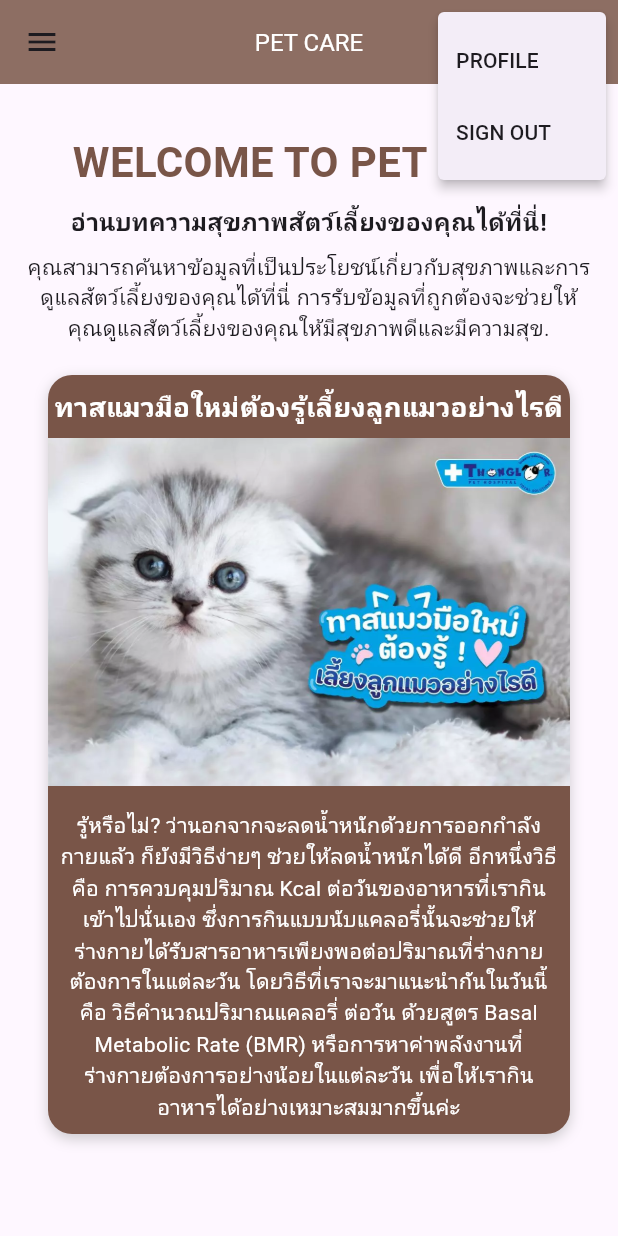
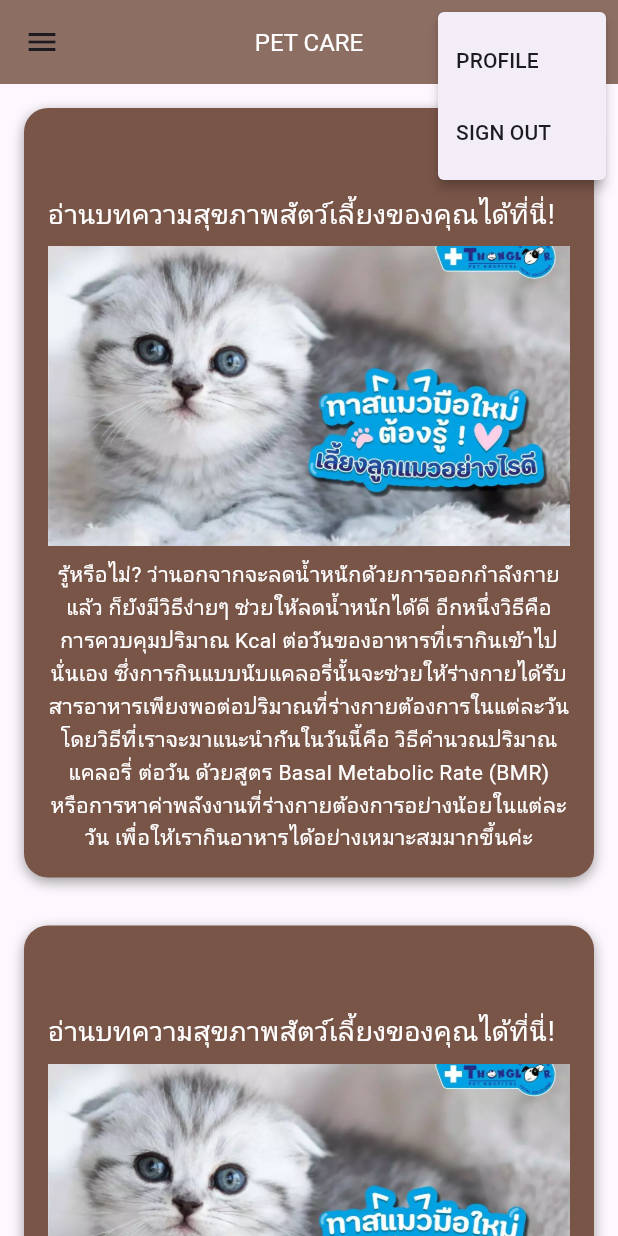
Before and after one commit to dean00sg/PetsCare, a Flutter app: the FeedScreen screen opened by its route, after a tap on the "account circle" icon, on a phone screen of 412 x 824 dp. Run offline on Flutter 3.47's test engine with Material 3 defaults, Android fonts, the light colour scheme and no system bars; our stand-ins replace equatable, flutter_bloc.

Commit message:
update widgit for use bloc, models, style for pet create_pet feed screen

```diff
--- /dev/null
+++ b/frontend/lib/bloc/feed_bloc.dart
@@ -0,0 +1,21 @@
+import 'package:flutter_bloc/flutter_bloc.dart';
+import 'feed_event.dart';
+import 'feed_state.dart';
+
+class FeedBloc extends Bloc<FeedEvent, FeedState> {
+  FeedBloc() : super(FeedInitial()) {
+    on<FetchFeedData>(_onFetchFeedData);
+  }
+
+  void _onFetchFeedData(FetchFeedData event, Emitter<FeedState> emit) async {
+    emit(FeedLoading());
+    try {
+      // เรียกข้อมูลจาก API หรือฐานข้อมูล
+      await Future.delayed(const Duration(seconds: 2)); // สมมุติว่าใช้เวลานานในการดึงข้อมูล
+      List<String> articles = ['บทความ 1', 'บทความ 2', 'บทความ 3']; // สมมุติข้อมูล
+      emit(FeedLoaded(articles));
+    } catch (e) {
+      emit(const FeedError('Failed to load feed.'));
+    }
+  }
+}
--- /dev/null
+++ b/frontend/lib/bloc/feed_event.dart
@@ -0,0 +1,10 @@
+import 'package:equatable/equatable.dart';
+
+abstract class FeedEvent extends Equatable {
+  const FeedEvent();
+
+  @override
+  List<Object> get props => [];
+}
+
+class FetchFeedData extends FeedEvent {}
--- /dev/null
+++ b/frontend/lib/bloc/feed_state.dart
@@ -0,0 +1,30 @@
+import 'package:equatable/equatable.dart';
+
+abstract class FeedState extends Equatable {
+  const FeedState();
+
+  @override
+  List<Object> get props => [];
+}
+
+class FeedInitial extends FeedState {}
+
+class FeedLoading extends FeedState {}
+
+class FeedLoaded extends FeedState {
+  final List<String> articles;
+
+  const FeedLoaded(this.articles);
+
+  @override
+  List<Object> get props => [articles];
+}
+
+class FeedError extends FeedState {
+  final String message;
+
+  const FeedError(this.message);
+
+  @override
+  List<Object> get props => [message];
+}
--- /dev/null
+++ b/frontend/lib/styles/feed_style.dart
@@ -0,0 +1,31 @@
+import 'package:flutter/material.dart';
+
+const TextStyle headerTextStyle = TextStyle(
+  fontSize: 28,
+  fontWeight: FontWeight.bold,
+  color: Colors.brown,
+);
+
+const BoxDecoration containerDecoration = BoxDecoration(
+  color: Colors.brown,
+  borderRadius: BorderRadius.all(Radius.circular(16.0)),
+  boxShadow: [
+    BoxShadow(
+      color: Colors.grey,
+      blurRadius: 7,
+      offset: Offset(0, 3), // ทำให้เกิดเงา
+    ),
+  ],
+);
+
+const TextStyle contentTextStyle = TextStyle(
+  fontSize: 18,
+  color: Colors.white,
+);
+
+const TextStyle subContentTextStyle = TextStyle(
+  fontSize: 14,
+  color: Colors.white,
+  height: 1.5,
+   // ทำให้มีระยะห่างระหว่างบรรทัด
+);
--- a/frontend/lib/widget_screen/feed_screen.dart
+++ b/frontend/lib/widget_screen/feed_screen.dart
@@ -1,14 +1,15 @@
 import 'package:flutter/material.dart';
+import 'package:flutter_bloc/flutter_bloc.dart';
+import 'package:frontend/bloc/feed_bloc.dart';
+import 'package:frontend/bloc/feed_event.dart';
+import 'package:frontend/bloc/feed_state.dart';
+import '../styles/feed_style.dart';
 
 class FeedScreen extends StatelessWidget {
   const FeedScreen({super.key});
 
   @override
   Widget build(BuildContext context) {
-    // ดึงขนาดหน้าจอปัจจุบัน
-    final double screenWidth = MediaQuery.of(context).size.width;
-    final double screenHeight = MediaQuery.of(context).size.height;
-
     return Scaffold(
       appBar: AppBar(
         backgroundColor: Colors.brown[400],
@@ -67,105 +68,64 @@ class FeedScreen extends StatelessWidget {
           ],
         ),
       ),
-      body: SingleChildScrollView(
+      body: BlocProvider(
+        create: (_) => FeedBloc()..add(FetchFeedData()),
+        child: BlocBuilder<FeedBloc, FeedState>(
+          builder: (context, state) {
+            if (state is FeedLoading) {
+              return const Center(child: CircularProgressIndicator());
+            } else if (state is FeedLoaded) {
+              return ListView.builder(
+                itemCount: state.articles.length,
+                itemBuilder: (context, index) {
+                  return Padding(
+                    padding: const EdgeInsets.all(16.0),
+                    child: Container(
+                      decoration: containerDecoration,
                       child: Padding(
                         padding: const EdgeInsets.all(16.0),
                         child: Column(
-            crossAxisAlignment: CrossAxisAlignment.center,
-            children: <Widget>[
-              const SizedBox(height: 16),
-              const Center( // ทำให้ข้อความอยู่ตรงกลาง
-                child: Text(
-                  'WELCOME TO PET CARE',
-                  style: TextStyle(
-                    fontSize: 28,
-                    fontWeight: FontWeight.bold,
-                    color: Colors.brown,
-                  ),
+                          crossAxisAlignment: CrossAxisAlignment.start,
+                          children: [
+                            Text(
+                              state.articles[index],
+                              style: headerTextStyle,
                               textAlign: TextAlign.center,
                             ),
+                            const Text(
+                              'อ่านบทความสุขภาพสัตว์เลี้ยงของคุณได้ที่นี่!',
+                              style: contentTextStyle,
+                              textAlign: TextAlign.center,
                             ),
                             const SizedBox(height: 8),
-              const Center( // ทำให้ข้อความอยู่ตรงกลาง
-                child: Text(
-                  'อ่านบทความสุขภาพสัตว์เลี้ยงของคุณได้ที่นี่!',
-                  style: TextStyle(
-                    fontSize: 16,
-                    fontWeight: FontWeight.bold,
-                  ),
-                  textAlign: TextAlign.center,
-                ),
+                            // แสดงรูปภาพจำลอง
+                            Image.asset(
+                              'lib/images/cat_1.jpg',
+                              fit: BoxFit.cover,
+                              width: double.infinity,
+                              height: 200,
                             ),
                             const SizedBox(height: 8),
-              const Center( // ทำให้ข้อความอยู่ตรงกลาง
-                child: Text(
-                  'คุณสามารถค้นหาข้อมูลที่เป็นประโยชน์เกี่ยวกับสุขภาพและการดูแลสัตว์เลี้ยงของคุณได้ที่นี่ การรับข้อมูลที่ถูกต้องจะช่วยให้คุณดูแลสัตว์เลี้ยงของคุณให้มีสุขภาพดีและมีความสุข.',
-                  style: TextStyle(
-                    fontSize: 14,
-                  ),
+                            const Text(
+                              'รู้หรือไม่? ว่านอกจากจะลดน้ำหนักด้วยการออกกำลังกายแล้ว ก็ยังมีวิธีง่ายๆ ช่วยให้ลดน้ำหนักได้ดี อีกหนึ่งวิธีคือ การควบคุมปริมาณ Kcal ต่อวันของอาหารที่เรากินเข้าไปนั่นเอง ซึ่งการกินแบบนับแคลอรี่นั้นจะช่วยให้ร่างกายได้รับสารอาหารเพียงพอต่อปริมาณที่ร่างกายต้องการในแต่ละวัน โดยวิธีที่เราจะมาแนะนำกันในวันนี้คือ วิธีคำนวณปริมาณแคลอรี่ ต่อวัน ด้วยสูตร Basal Metabolic Rate (BMR) หรือการหาค่าพลังงานที่ร่างกายต้องการอย่างน้อยในแต่ละวัน เพื่อให้เรากินอาหารได้อย่างเหมาะสมมากขึ้นค่ะ',
+                              style: subContentTextStyle,
                               textAlign: TextAlign.center,
-                ),
-              ),
-              const SizedBox(height: 20),
-              Padding(
-                padding: const EdgeInsets.symmetric(horizontal: 16.0), // เพิ่ม Padding ให้ content
-                child: Container(
-                  width: screenWidth * 0.9, // กำหนดความกว้างเป็น 90% ของหน้าจอ
-                  decoration: BoxDecoration(
-                    color: Colors.brown[500],
-                    borderRadius: BorderRadius.circular(16.0),
-                    boxShadow: [
-                      BoxShadow(
-                        color: Colors.grey.withOpacity(0.5),
-                        blurRadius: 7,
-                        offset: const Offset(0, 3), // ทำให้เกิดเงา
-                      ),
-                    ],
-                  ),
-                  child: Column(
-                    mainAxisAlignment: MainAxisAlignment.center,
-                    children: [
-                      const SizedBox(height: 8),
-                      const Text(
-                        'ทาสแมวมือใหม่ต้องรู้เลี้ยงลูกแมวอย่างไรดี',
-                        style: TextStyle(
-                          color: Colors.white,
-                          fontSize: 18,
-                          fontWeight: FontWeight.bold,
-                        ),
-                      ),
-                      const SizedBox(height: 8),
-                      // รูปภาพจะถูกแสดงตามขนาดจริงโดยใช้ BoxFit.none
-                      Container(
-                        constraints: BoxConstraints(
-                          maxWidth: screenWidth * 0.85, // ขนาดสูงสุดของรูป
-                          maxHeight: screenHeight * 0.4, // ความสูงสูงสุดของรูป
-                        ),
-                        child: Image.asset(
-                          'lib/images/cat_1.jpg', // Replace with the correct image path
-                          fit: BoxFit.contain, // ใช้ BoxFit.contain เพื่อคงขนาดจริง
-                        ),
-                      ),
-                      const SizedBox(height: 8),
-                      const Padding(
-                        padding: EdgeInsets.all(8.0), // เพิ่ม Padding รอบข้อความ
-                        child: Text(
-                          'รู้หรือไม่? ว่านอกจากจะลดน้ำหนักด้วยการออกกำลังกายแล้ว ก็ยังมีวิธีง่ายๆ ช่วยให้ลดน้ำหนักได้ดี อีกหนึ่งวิธีคือ การควบคุมปริมาณ Kcal ต่อวันของอาหารที่เรากินเข้าไปนั่นเอง ซึ่งการกินแบบนับแคลอรี่นั้นจะช่วยให้ร่างกายได้รับสารอาหารเพียงพอต่อปริมาณที่ร่างกายต้องการในแต่ละวัน โดยวิธีที่เราจะมาแนะนำกันในวันนี้คือ วิธีคำนวณปริมาณแคลอรี่ ต่อวัน ด้วยสูตร Basal Metabolic Rate (BMR) หรือการหาค่าพลังงานที่ร่างกายต้องการอย่างน้อยในแต่ละวัน เพื่อให้เรากินอาหารได้อย่างเหมาะสมมากขึ้นค่ะ',
-                          style: TextStyle(
-                            color: Colors.white,
-                            fontSize: 14,
-                          ),
-                          textAlign: TextAlign.center,
-                        ),
-                      ),
-                    ],
-                  ),
-                ),
                             ),
                           ],
                         ),
                       ),
                     ),
                   );
+                },
+              );
+            } else if (state is FeedError) {
+              return Center(child: Text(state.message));
+            } else {
+              return const Center(child: Text('No articles available.'));
+            }
+          },
+        ),
+      ),
+    );
   }
 }
--- a/frontend/lib/widget_screen/pet_screen.dart
+++ b/frontend/lib/widget_screen/pet_screen.dart
@@ -1,19 +1,9 @@
 import 'package:flutter/material.dart';
-
-
-class Pet {
-  final String name;
-  final String imagePath;
-
-  Pet({required this.name, required this.imagePath});
-}
-
-final List<Pet> pets = [
-  Pet(name: 'Cat', imagePath: 'lib/images/cat_icon.png'),
-  Pet(name: 'Dog', imagePath: 'lib/images/dog_icon.png'),
-  Pet(name: 'Rabbit', imagePath: 'lib/images/rabbit_icon.png'),
-  Pet(name: 'Fish', imagePath: 'lib/images/fish_icon.png'),
-];
+import 'package:flutter_bloc/flutter_bloc.dart';
+import 'package:frontend/bloc/pet_bloc.dart';
+import 'package:frontend/bloc/pet_event.dart';
+import 'package:frontend/bloc/pet_state.dart';
+import 'package:frontend/styles/pet_style.dart';
 
 class PetScreen extends StatelessWidget {
   const PetScreen({super.key});
@@ -48,51 +38,47 @@ class PetScreen extends StatelessWidget {
           ),
         ],
       ),
-      body: Padding(
-        padding: const EdgeInsets.symmetric(horizontal: 30, vertical: 50), // เพิ่ม Padding รอบ GridView
+      body: BlocProvider(
+        create: (context) => PetBloc()..add(LoadPets()),
+        child: BlocBuilder<PetBloc, PetState>(
+          builder: (context, state) {
+            if (state is PetLoading) {
+              return const Center(child: CircularProgressIndicator());
+            } else if (state is PetLoaded) {
+              return Padding(
+                padding: const EdgeInsets.symmetric(horizontal: 30, vertical: 50),
                 child: GridView.builder(
                   gridDelegate: const SliverGridDelegateWithFixedCrossAxisCount(
-            crossAxisCount: 2, // แสดง 2 pet ต่อแถว
+                    crossAxisCount: 2,
                     mainAxisSpacing: 30,
                     crossAxisSpacing: 30,
-            childAspectRatio: 4/4, // กำหนดสัดส่วนของแต่ละ item
+                    childAspectRatio: 4 / 4,
                   ),
-          itemCount: pets.length,
+                  itemCount: state.pets.length,
                   itemBuilder: (context, index) {
-            final pet = pets[index];
+                    final pet = state.pets[index];
                     return GestureDetector(
                       onTap: () {
-                Navigator.pushNamed(context, '/create_pet');
+                        Navigator.pushNamed(
+                          context,
+                          '/create_pet',
+                          arguments: pet, // ส่งข้อมูล Pet ไปยังหน้า CreatePetScreen
+                        );
                       },
                       child: Container(
-                decoration: BoxDecoration(
-                  color: Colors.brown[500],
-                  borderRadius: BorderRadius.circular(16.0),
-                  boxShadow: [
-                    BoxShadow(
-                      color: Colors.grey.withOpacity(0.5),
-                      spreadRadius: 5,
-                      blurRadius: 7,
-                      offset: const Offset(0, 3), // ทำให้เกิดเงา
-                    ),
-                  ],
-                ),
+                        decoration: petContainerDecoration, // ใช้ Style จาก pet_style.dart
                         child: Column(
                           mainAxisAlignment: MainAxisAlignment.center,
                           children: [
                             CircleAvatar(
                               radius: 50,
-                      backgroundImage: AssetImage(pet.imagePath), // โหลดรูปจาก assets
+                              backgroundImage: AssetImage(pet.imagePath),
                               backgroundColor: Colors.grey[300],
                             ),
                             const SizedBox(height: 8),
                             Text(
                               pet.name,
-                      style: const TextStyle(
-                        color: Colors.white,
-                        fontSize: 16,
-                        fontWeight: FontWeight.bold,
-                      ),
+                              style: petNameStyle, // ใช้ Style จาก pet_style.dart
                             ),
                           ],
                         ),
@@ -100,6 +86,14 @@ class PetScreen extends StatelessWidget {
                     );
                   },
                 ),
+              );
+            } else if (state is PetError) {
+              return Center(child: Text(state.error));
+            } else {
+              return const Center(child: Text('No pets available.'));
+            }
+          },
+        ),
       ),
     );
   }
```
Also changed, not shown: frontend/lib/bloc/pet_bloc.dart (added, +31 -0 lines), frontend/lib/bloc/pet_event.dart (added, +20 -0 lines), frontend/lib/bloc/pet_state.dart (added, +40 -0 lines), frontend/lib/models/feed_model.dart (added, +7 -0 lines), frontend/lib/models/pet_models.dart (+4 -4 lines), frontend/lib/styles/pet_style.dart (added, +20 -0 lines), frontend/lib/widget_screen/create_pet_screen.dart (+23 -13 lines). Lines whose indentation alone changed are shown as unchanged.
